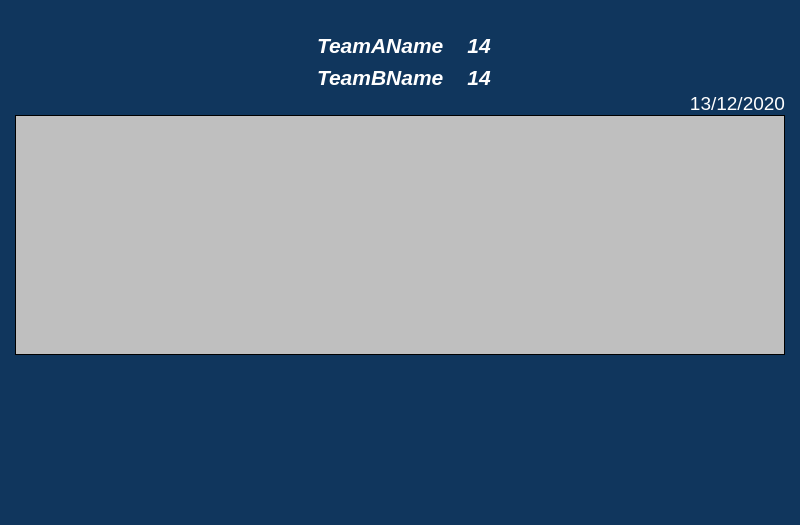
This is fullmatchresultform.ui in xiaoyuanyangxu/sportroom-qt as Qt 5 draws it before an edit. The edited form follows.
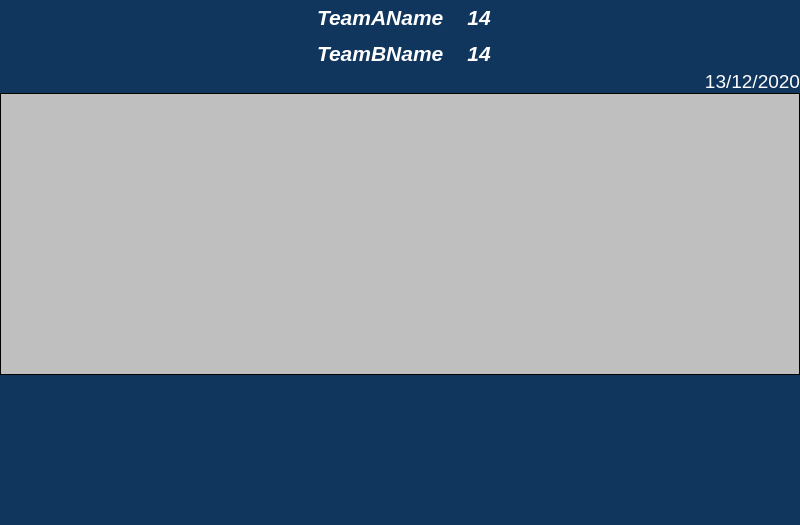
This is the edited form. Custom widgets are drawn as their Qt base class.

Diff of the .ui file:
```diff
--- a/fullmatchresultform.ui
+++ b/fullmatchresultform.ui
@@ -27,16 +27,16 @@
     <number>0</number>
    </property>
    <property name="leftMargin">
-    <number>15</number>
+    <number>0</number>
    </property>
    <property name="topMargin">
-    <number>30</number>
+    <number>0</number>
    </property>
    <property name="rightMargin">
-    <number>15</number>
+    <number>0</number>
    </property>
    <property name="bottomMargin">
-    <number>20</number>
+    <number>0</number>
    </property>
    <item>
     <widget class="QWidget" name="widget" native="true">
```
Left out of the diff: 4 changed lines with no effect on the pictures.
